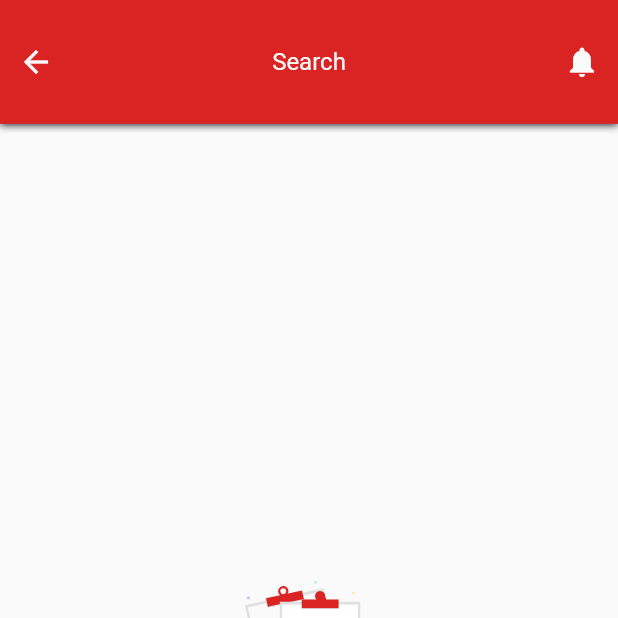
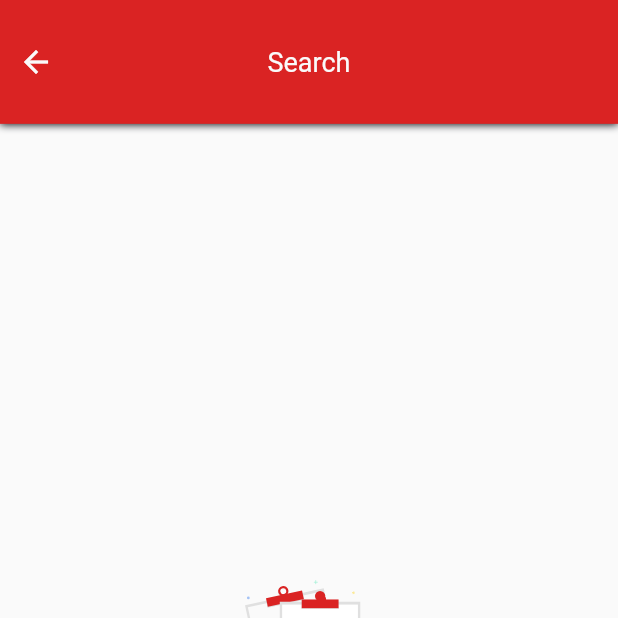
Before and after one commit to takiuddin93/AakCupChaa, a Flutter app: the Search screen opened directly, on a phone screen of 412 x 824 dp, the top half of it. Run offline on Flutter 3.47's test engine with Material 2 defaults, Android fonts, the phone set to English and light mode, and no system bars; our stand-ins replace flutter_svg, share.

Commit message:
buildaction removed as notification icon is relocated in ui

```diff
--- a/lib/widgets/mainappbar.dart
+++ b/lib/widgets/mainappbar.dart
@@ -37,10 +37,7 @@ class MainAppBar extends StatelessWidget {
               ),
               Expanded(
                 flex: 2,
-                child: Align(
-                  alignment: Alignment.centerRight,
-                  child: _buildaction(context),
-                ),
+                child: Container(),
               ),
             ],
           ),
@@ -93,7 +90,7 @@ class MainAppBar extends StatelessWidget {
         text: TextSpan(
           style: new TextStyle(
             fontFamily: 'FuturaPTBool',
-            fontSize: 16.0,
+            fontSize: 18.0,
             color: UniversalVariables.primaryAlabaster,
           ),
           children: [
@@ -105,28 +102,4 @@ class MainAppBar extends StatelessWidget {
       ),
     );
   }
-
-  Builder _buildaction(BuildContext context) {
-    String _alertdialogTitle, _alertdialogText, _alertdialogFirstButton;
-    if (title == 'Recent Feeds') {
-      _alertdialogTitle = 'Work in Progress';
-      _alertdialogText = 'This feature has not been implemented yet!';
-      _alertdialogFirstButton = 'Ok';
-    } else {}
-    return Builder(
-      builder: (context) => IconButton(
-        color: UniversalVariables.primaryAlabaster,
-        icon: new Icon(Icons.notifications),
-        onPressed: () {
-          CustomDialog.showScaleAlertBox(
-            context: context,
-            title: _alertdialogTitle,
-            icon: Icons.info_outline, // IF YOU WANT TO ADD ICON
-            text: _alertdialogText, // IF YOU WANT TO ADD
-            firstButton: _alertdialogFirstButton,
-          );
-        },
-      ),
-    );
-  }
 }
```
